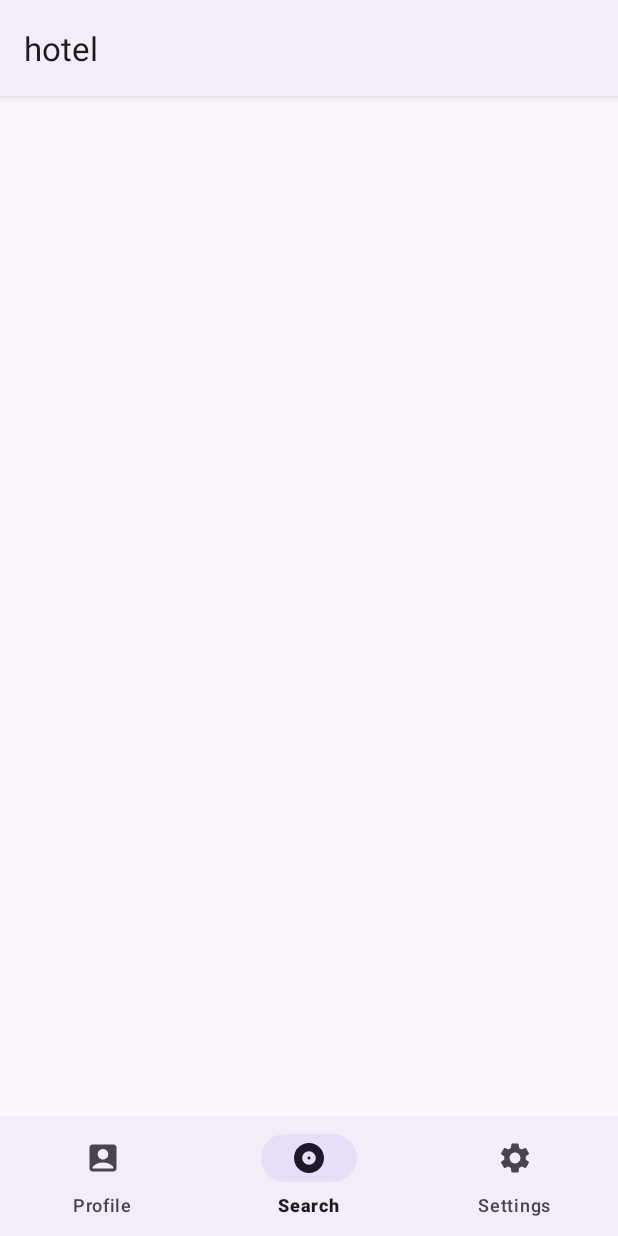
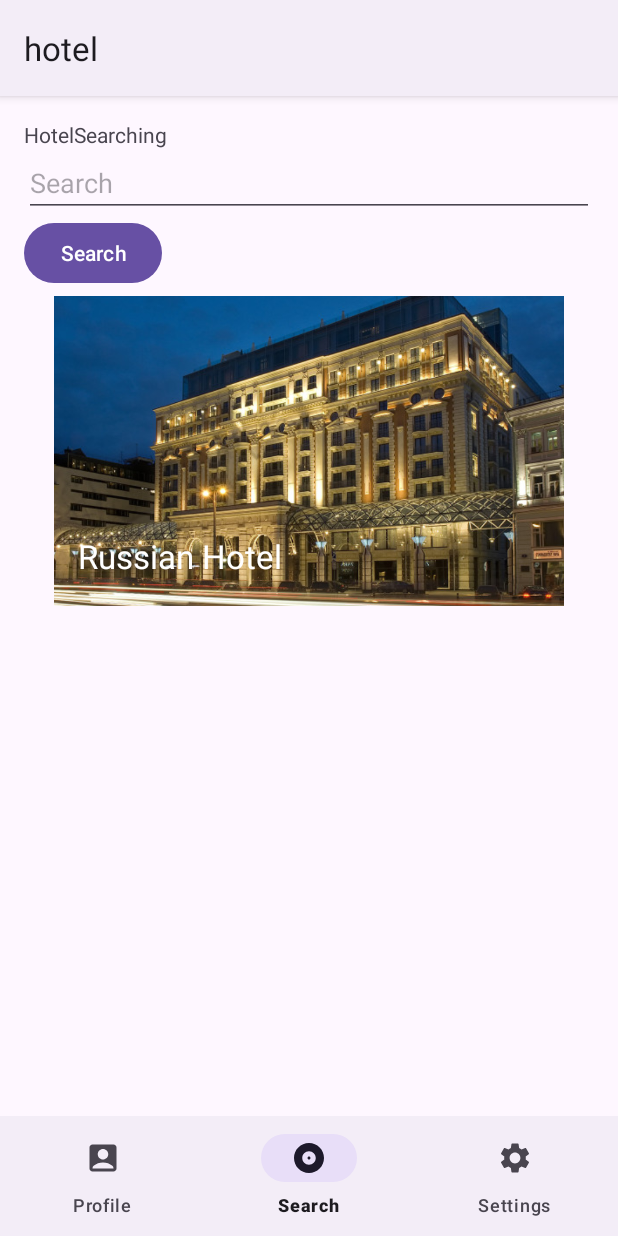
Before and after one commit to emiliyura/hotel, an Android app: the screen it shows after launch once a user with an empty profile is signed in (MainActivity), item 2 of the bottom bar chosen, on a phone screen of 412 x 824 dp. Run offline under Robolectric (Android 15) with nearby library versions, the phone set to English and light mode, and no system bars; our stand-ins replace Firebase (no records; nobody signed in at launch, a user with empty details on screens opened directly).

Commit message:
Детали о отеле

```diff
--- /dev/null
+++ b/app/src/main/java/com/example/hotel/HotelAdapter.java
@@ -0,0 +1,70 @@
+package com.example.hotel;
+
+import android.content.Context;
+import android.content.Intent;
+import android.view.LayoutInflater;
+import android.view.View;
+import android.view.ViewGroup;
+import android.widget.Button;
+import android.widget.ImageView;
+import android.widget.TextView;
+
+import androidx.annotation.NonNull;
+import androidx.recyclerview.widget.RecyclerView;
+
+import java.util.List;
+
+public class HotelAdapter extends RecyclerView.Adapter<HotelAdapter.ViewHolder> {
+
+    Context context;
+    List<Hotel> hotels;
+
+    public HotelAdapter(Context context, List<Hotel> hotels){
+        this.context = context;
+        this.hotels = hotels;
+    }
+
+
+    @NonNull
+    @Override
+    public ViewHolder onCreateViewHolder(@NonNull ViewGroup parent, int viewType) {
+        return new ViewHolder(LayoutInflater.from(context).inflate(R.layout.item_hotel, parent, false));
+    }
+
+    @Override
+    public void onBindViewHolder(@NonNull ViewHolder holder, int position) {
+        Hotel hotel = hotels.get(position);
+
+        holder.nameView.setText(hotels.get(position).getName());
+        holder.imageView.setImageResource(hotels.get(position).getImage());
+
+        holder.button.setOnClickListener(new View.OnClickListener() {
+            @Override
+            public void onClick(View v) {
+                Intent intent = new Intent(context, HotelDetailActivity.class);
+                intent.putExtra("hotelname", hotel.getName());
+                intent.putExtra("hoteldescription", hotel.getDescription());
+                context.startActivity(intent);
+            }
+        });
+    }
+
+    @Override
+    public int getItemCount() {
+        return hotels.size();
+    }
+
+    public static class ViewHolder extends RecyclerView.ViewHolder {
+        ImageView imageView;
+        TextView nameView;
+        Button button;
+
+        public ViewHolder(@NonNull View itemView) {
+            super(itemView);
+            imageView = itemView.findViewById(R.id.image);
+            nameView = itemView.findViewById(R.id.namehotel);
+            button = itemView.findViewById(R.id.hotelbutton);
+        }
+    }
+
+}
--- a/app/src/main/java/com/example/hotel/SearchFragment.java
+++ b/app/src/main/java/com/example/hotel/SearchFragment.java
@@ -6,17 +6,27 @@ import android.view.View;
 import android.view.ViewGroup;
 import android.widget.EditText;
 import android.widget.Button;
+import android.widget.ImageView;
+import android.widget.TextView;
 
 import androidx.annotation.Nullable;
 import androidx.fragment.app.Fragment;
+import androidx.recyclerview.widget.LinearLayoutManager;
+import androidx.recyclerview.widget.RecyclerView;
+
+import java.util.ArrayList;
+import java.util.List;
 
 public class SearchFragment extends Fragment {
 
     private EditText searchEditText;
     private Button searchButton;
+    private TextView hoteltextViewName;
+    private ImageView hotelImage;
+    private RecyclerView recyclerView;
+    private HotelAdapter hotelAdapter;
 
     public SearchFragment() {
-        // Required empty public constructor
     }
 
     public static SearchFragment newInstance() {
@@ -27,4 +37,25 @@ public class SearchFragment extends Fragment {
     public void onCreate(Bundle savedInstanceState) {
         super.onCreate(savedInstanceState);
     }
+
+    @Override
+    public View onCreateView(LayoutInflater inflater, ViewGroup container, Bundle savedInstanceState) {
+        View view = inflater.inflate(R.layout.fragment_search, container, false);
+
+        recyclerView = view.findViewById(R.id.hotels_recycler_view);
+        recyclerView.setLayoutManager(new LinearLayoutManager(getActivity()));
+
+        List<Hotel> hotelList = new ArrayList<Hotel>();
+
+//        hotelList.add(new Hotel("Russian Hotel", R.drawable.hotel));
+//        hotelList.add(new Hotel("Las Vegas", R.drawable.lasvegas));
+
+        hotelList.add(new Hotel("Russian Hotel", R.drawable.hotel, "НАСТОЯЩИЙ РУССКИЙ ОТЕЛЬ"));
+        hotelList.add(new Hotel("Las Vegas", R.drawable.lasvegas, "ЭТО НЕ ОТЕЛЬ ИЗ ФОЛАУТА НЬЮ ВЕГАС"));
+
+        hotelAdapter = new HotelAdapter(getActivity(), hotelList);
+        recyclerView.setAdapter(hotelAdapter);
+
+        return view;
+    }
 }
--- a/app/src/main/res/layout/fragment_search.xml
+++ b/app/src/main/res/layout/fragment_search.xml
@@ -1,15 +1,32 @@
 <?xml version="1.0" encoding="utf-8"?>
-<FrameLayout xmlns:android="http://schemas.android.com/apk/res/android"
-    xmlns:tools="http://schemas.android.com/tools"
+<LinearLayout xmlns:android="http://schemas.android.com/apk/res/android"
+    xmlns:app="http://schemas.android.com/apk/res-auto"
     android:layout_width="match_parent"
     android:layout_height="match_parent"
-    tools:context=".SearchFragment">
+    android:orientation="vertical"
+    android:padding="16dp">
 
-    <!-- TODO: Update blank fragment layout -->
     <TextView
-        android:id="@+id/search"
+        android:layout_width="wrap_content"
+        android:layout_height="wrap_content"
+        android:text="@string/HotelSearching" />
+
+    <EditText
+        android:id="@+id/search_edit_text"
+        android:layout_width="match_parent"
+        android:layout_height="wrap_content"
+        android:hint="Search" />
+
+    <Button
+        android:id="@+id/search_button"
+        android:layout_width="wrap_content"
+        android:layout_height="wrap_content"
+        android:text="Search" />
+
+    <androidx.recyclerview.widget.RecyclerView
+        android:id="@+id/hotels_recycler_view"
         android:layout_width="match_parent"
         android:layout_height="match_parent"
-        android:text="@string/search" />
+        app:layoutManager="androidx.recyclerview.widget.LinearLayoutManager" />
 
-</FrameLayout>
+</LinearLayout>
--- /dev/null
+++ b/app/src/main/res/layout/item_hotel.xml
@@ -0,0 +1,48 @@
+<?xml version="1.0" encoding="utf-8"?>
+<RelativeLayout xmlns:android="http://schemas.android.com/apk/res/android"
+    android:layout_width="match_parent"
+    android:layout_height="match_parent">
+
+
+
+
+
+
+
+    <ImageView
+        android:layout_centerHorizontal="true"
+        android:id="@+id/image"
+        android:layout_width="340dp"
+        android:layout_height="216dp" />
+
+    <TextView
+        android:id="@+id/namehotel"
+        android:layout_width="203dp"
+        android:layout_height="wrap_content"
+        android:layout_alignStart="@+id/image"
+        android:layout_alignEnd="@+id/image"
+        android:layout_alignBottom="@+id/image"
+        android:layout_alignParentTop="true"
+        android:layout_marginStart="16dp"
+        android:layout_marginTop="163dp"
+        android:layout_marginEnd="121dp"
+        android:layout_marginBottom="23dp"
+        android:textColor="@color/white"
+        android:textSize="22dp" />
+
+    <Button
+        android:id="@+id/hotelbutton"
+        android:background="@android:color/transparent"
+        android:layout_width="336dp"
+        android:layout_height="214dp"
+        android:layout_alignStart="@+id/image"
+        android:layout_alignEnd="@+id/image"
+        android:layout_alignBottom="@+id/image"
+        android:layout_alignParentTop="true"
+        android:layout_marginStart="2dp"
+        android:layout_marginTop="0dp"
+        android:layout_marginEnd="2dp"
+        android:layout_marginBottom="2dp" />
+
+
+</RelativeLayout>
--- a/app/src/main/res/values/strings.xml
+++ b/app/src/main/res/values/strings.xml
@@ -13,5 +13,7 @@
     <string name="profile">profile</string>
     <string name="search">search\n</string>
     <string name="settings">settings</string>
+    <string name="HotelSearching">HotelSearching</string>
+
 
 </resources>
```
Also changed, not shown: app/src/main/AndroidManifest.xml (+8 -10 lines), app/src/main/java/com/example/hotel/Hotel.java (added, +82 -0 lines), app/src/main/java/com/example/hotel/HotelDetailActivity.java (added, +30 -0 lines), app/src/main/res/layout/activity_hotel_detail.xml (added, +32 -0 lines), app/src/main/res/drawable/hotel.png (added), app/src/main/res/drawable/lasvegas.png (added).
